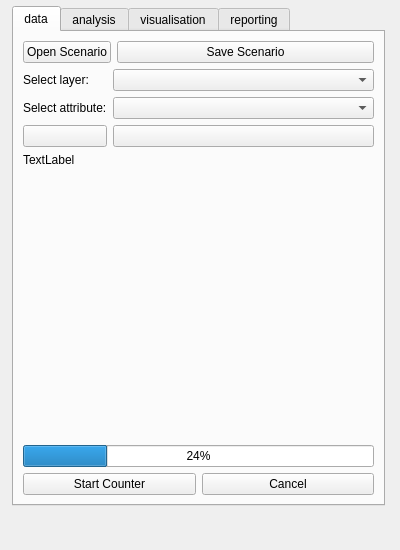
Qt form SpatialDecision/spatial_decision_dockwidget_base.ui (LaurensJN/2016_Group09_Beaufort) before a commit.
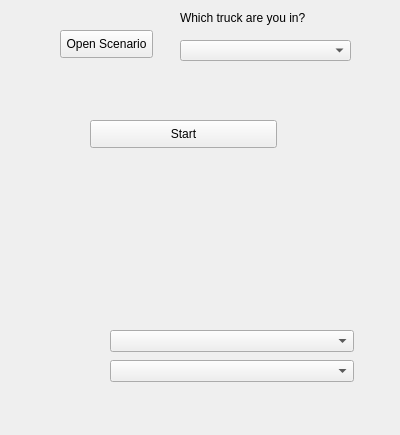
The same form after that commit.

Diff of the .ui file:
```diff
--- a/SpatialDecision/spatial_decision_dockwidget_base.ui
+++ b/SpatialDecision/spatial_decision_dockwidget_base.ui
@@ -7,7 +7,7 @@
     <x>0</x>
     <y>0</y>
     <width>400</width>
-    <height>550</height>
+    <height>435</height>
    </rect>
   </property>
   <property name="maximumSize">
@@ -20,386 +20,122 @@
    <string>SDSS Template</string>
   </property>
   <widget class="QWidget" name="dockWidgetContents">
-   <widget class="QTabWidget" name="sampleWidgets">
+   <widget class="QStackedWidget" name="stackedWidget">
     <property name="geometry">
      <rect>
-      <x>12</x>
-      <y>6</y>
-      <width>373</width>
-      <height>500</height>
+      <x>0</x>
+      <y>0</y>
+      <width>401</width>
+      <height>391</height>
      </rect>
     </property>
-    <property name="sizePolicy">
-     <sizepolicy hsizetype="Expanding" vsizetype="Maximum">
-      <horstretch>0</horstretch>
-      <verstretch>0</verstretch>
-     </sizepolicy>
-    </property>
     <property name="maximumSize">
      <size>
-      <width>16777215</width>
-      <height>500</height>
+      <width>401</width>
+      <height>391</height>
      </size>
     </property>
     <property name="currentIndex">
      <number>0</number>
     </property>
-    <widget class="QWidget" name="dataTab">
-     <attribute name="title">
-      <string>data</string>
-     </attribute>
-     <layout class="QVBoxLayout" name="verticalLayout_2">
-      <item>
-       <layout class="QFormLayout" name="formLayout">
-        <item row="0" column="0">
-         <widget class="QPushButton" name="openScenarioButton">
-          <property name="text">
-           <string>Open Scenario</string>
-          </property>
-         </widget>
-        </item>
-        <item row="0" column="1">
-         <widget class="QPushButton" name="saveScenarioButton">
-          <property name="text">
-           <string>Save Scenario</string>
-          </property>
-         </widget>
-        </item>
-       </layout>
-      </item>
-      <item>
-       <layout class="QGridLayout" name="gridLayout_3" columnstretch="0,5">
-        <item row="2" column="1">
-         <widget class="QPushButton" name="ambulanceButton">
-          <property name="sizePolicy">
-           <sizepolicy hsizetype="Minimum" vsizetype="Minimum">
-            <horstretch>0</horstretch>
-            <verstretch>0</verstretch>
-           </sizepolicy>
-          </property>
-          <property name="text">
-           <string/>
-          </property>
-          <property name="iconSize">
-           <size>
-            <width>64</width>
-            <height>64</height>
-           </size>
-          </property>
-         </widget>
-        </item>
-        <item row="1" column="1">
-         <widget class="QComboBox" name="selectAttributeCombo"/>
-        </item>
-        <item row="2" column="0">
-         <widget class="QPushButton" name="medicButton">
-          <property name="sizePolicy">
-           <sizepolicy hsizetype="Minimum" vsizetype="Fixed">
-            <horstretch>0</horstretch>
-            <verstretch>0</verstretch>
-           </sizepolicy>
-          </property>
-          <property name="text">
-           <string/>
-          </property>
-          <property name="iconSize">
-           <size>
-            <width>64</width>
-            <height>64</height>
-           </size>
-          </property>
-         </widget>
-        </item>
-        <item row="0" column="1">
-         <widget class="QComboBox" name="selectLayerCombo"/>
-        </item>
-        <item row="1" column="0">
-         <widget class="QLabel" name="selectAttributeLabel">
-          <property name="text">
-           <string>Select attribute:</string>
-          </property>
-         </widget>
-        </item>
-        <item row="0" column="0">
-         <widget class="QLabel" name="selectLayerLabel">
-          <property name="text">
-           <string>Select layer:</string>
-          </property>
-         </widget>
-        </item>
-       </layout>
-      </item>
-      <item>
-       <widget class="QLabel" name="logoLabel">
-        <property name="text">
-         <string>TextLabel</string>
-        </property>
-       </widget>
-      </item>
-      <item>
-       <spacer name="verticalSpacer">
-        <property name="orientation">
-         <enum>Qt::Vertical</enum>
-        </property>
-        <property name="sizeHint" stdset="0">
-         <size>
-          <width>20</width>
-          <height>40</height>
-         </size>
-        </property>
-       </spacer>
-      </item>
-      <item>
-       <layout class="QGridLayout" name="gridLayout">
-        <item row="1" column="0">
-         <widget class="QPushButton" name="startCounterButton">
-          <property name="text">
-           <string>Start Counter</string>
-          </property>
-         </widget>
-        </item>
-        <item row="1" column="1">
-         <widget class="QPushButton" name="cancelCounterButton">
-          <property name="text">
-           <string>Cancel</string>
-          </property>
-         </widget>
-        </item>
-        <item row="0" column="0" colspan="2">
-         <widget class="QProgressBar" name="counterProgressBar">
-          <property name="value">
-           <number>24</number>
-          </property>
-         </widget>
-        </item>
-       </layout>
-      </item>
-     </layout>
-    </widget>
-    <widget class="QWidget" name="analysisTab">
-     <attribute name="title">
-      <string>analysis</string>
-     </attribute>
-     <layout class="QFormLayout" name="formLayout_4">
-      <property name="fieldGrowthPolicy">
-       <enum>QFormLayout::FieldsStayAtSizeHint</enum>
+    <widget class="QWidget" name="page">
+     <widget class="QPushButton" name="shortestRouteButton">
+      <property name="geometry">
+       <rect>
+        <x>90</x>
+        <y>120</y>
+        <width>187</width>
+        <height>28</height>
+       </rect>
       </property>
-      <item row="1" column="0">
-       <widget class="QPushButton" name="setNetworkButton">
-        <property name="text">
-         <string>Build Network</string>
-        </property>
-       </widget>
-      </item>
-      <item row="1" column="1">
-       <widget class="QLabel" name="networkLabel">
-        <property name="text">
-         <string>Uses selected objects for origins / destinations</string>
-        </property>
-        <property name="wordWrap">
-         <bool>true</bool>
-        </property>
-       </widget>
-      </item>
-      <item row="2" column="0">
-       <widget class="QPushButton" name="shortestRouteButton">
-        <property name="text">
-         <string>Shortest Route</string>
-        </property>
-       </widget>
-      </item>
-      <item row="2" column="1">
-       <widget class="QPushButton" name="clearRouteButton">
-        <property name="text">
-         <string>Clear Routes</string>
-        </property>
-       </widget>
-      </item>
-      <item row="3" column="0">
-       <widget class="QPushButton" name="serviceAreaButton">
-        <property name="text">
-         <string>ServiceArea</string>
-        </property>
-       </widget>
-      </item>
-      <item row="3" column="1">
-       <widget class="QLineEdit" name="serviceAreaCutoffEdit">
-        <property name="text">
-         <string>1500</string>
-        </property>
-       </widget>
-      </item>
-      <item row="4" column="0">
-       <widget class="QPushButton" name="bufferButton">
-        <property name="text">
-         <string>Buffer</string>
-        </property>
-       </widget>
-      </item>
-      <item row="4" column="1">
-       <widget class="QLineEdit" name="bufferCutoffEdit">
-        <property name="text">
-         <string>800</string>
-        </property>
-       </widget>
-      </item>
-      <item row="5" column="0">
-       <widget class="QPushButton" name="makeIntersectionButton">
-        <property name="text">
-         <string>Intersection</string>
-        </property>
-       </widget>
-      </item>
-      <item row="6" column="0">
-       <widget class="QPushButton" name="selectBufferButton">
-        <property name="text">
-         <string>Select in Buffer</string>
-        </property>
-       </widget>
-      </item>
-      <item row="6" column="1">
-       <widget class="QPushButton" name="selectRangeButton">
-        <property name="text">
-         <string>Select in Range</string>
-        </property>
-       </widget>
-      </item>
-      <item row="7" column="0" colspan="2">
-       <widget class="QLineEdit" name="expressionEdit">
-        <property name="text">
-         <string>id &lt; 3</string>
-        </property>
-       </widget>
-      </item>
-      <item row="8" column="0">
-       <widget class="QPushButton" name="expressionSelectButton">
-        <property name="text">
-         <string>Select</string>
-        </property>
-       </widget>
-      </item>
-      <item row="8" column="1">
-       <widget class="QPushButton" name="expressionFilterButton">
-        <property name="text">
-         <string>Filter</string>
-        </property>
-       </widget>
-      </item>
-     </layout>
+      <property name="text">
+       <string>Start</string>
+      </property>
+     </widget>
+     <widget class="QComboBox" name="select_truck">
+      <property name="geometry">
+       <rect>
+        <x>180</x>
+        <y>40</y>
+        <width>171</width>
+        <height>21</height>
+       </rect>
+      </property>
+     </widget>
+     <widget class="QPushButton" name="openScenarioButton">
+      <property name="geometry">
+       <rect>
+        <x>60</x>
+        <y>30</y>
+        <width>93</width>
+        <height>28</height>
+       </rect>
+      </property>
+      <property name="text">
+       <string>Open Scenario</string>
+      </property>
+     </widget>
+     <widget class="QLabel" name="Whichtrucklabel">
+      <property name="geometry">
+       <rect>
+        <x>180</x>
+        <y>10</y>
+        <width>171</width>
+        <height>16</height>
+       </rect>
+      </property>
+      <property name="text">
+       <string>Which truck are you in?</string>
+      </property>
+     </widget>
+     <widget class="QComboBox" name="selectAttributeCombo">
+      <property name="geometry">
+       <rect>
+        <x>110</x>
+        <y>360</y>
+        <width>244</width>
+        <height>22</height>
+       </rect>
+      </property>
+     </widget>
+     <widget class="QComboBox" name="selectLayerCombo">
+      <property name="geometry">
+       <rect>
+        <x>110</x>
+        <y>330</y>
+        <width>244</width>
+        <height>22</height>
+       </rect>
+      </property>
+     </widget>
     </widget>
-    <widget class="QWidget" name="visualisationTab">
-     <attribute name="title">
-      <string>visualisation</string>
-     </attribute>
-     <layout class="QVBoxLayout" name="verticalLayout_3">
-      <item>
-       <layout class="QGridLayout" name="gridLayout_4">
-        <item row="0" column="1">
-         <widget class="QLabel" name="label">
-          <property name="text">
-           <string>Buffer and Obstacles layers</string>
-          </property>
-         </widget>
-        </item>
-        <item row="1" column="1">
-         <widget class="QLabel" name="label_2">
-          <property name="text">
-           <string>Apply style to selected layer</string>
-          </property>
-         </widget>
-        </item>
-        <item row="0" column="0">
-         <widget class="QPushButton" name="displayStyleButton">
-          <property name="text">
-           <string>Load Style</string>
-          </property>
-         </widget>
-        </item>
-        <item row="1" column="0">
-         <widget class="QPushButton" name="displayRangeButton">
-          <property name="text">
-           <string>Apply Style</string>
-          </property>
-         </widget>
-        </item>
-        <item row="2" column="0" colspan="2">
-         <layout class="QVBoxLayout" name="chartLayout"/>
-        </item>
-       </layout>
-      </item>
-     </layout>
-    </widget>
-    <widget class="QWidget" name="reportingTab">
-     <attribute name="title">
-      <string>reporting</string>
-     </attribute>
-     <layout class="QVBoxLayout" name="verticalLayout" stretch="0,0,0,0,0,0">
-      <item>
-       <layout class="QGridLayout" name="gridLayout_2" rowstretch="0,1,1" rowminimumheight="0,1,1">
-        <item row="0" column="0">
-         <widget class="QLabel" name="featureCounterLabel">
-          <property name="text">
-           <string>Feature counter:</string>
-          </property>
-         </widget>
-        </item>
-        <item row="0" column="2">
-         <widget class="QPushButton" name="featureCounterUpdateButton">
-          <property name="text">
-           <string>Update</string>
-          </property>
-         </widget>
-        </item>
-        <item row="1" column="2">
-         <widget class="QPushButton" name="saveMapPathButton">
-          <property name="text">
-           <string>...</string>
-          </property>
-         </widget>
-        </item>
-        <item row="1" column="0" colspan="2">
-         <widget class="QLineEdit" name="saveMapPathEdit"/>
-        </item>
-        <item row="0" column="1">
-         <widget class="QLineEdit" name="featureCounterEdit"/>
-        </item>
-        <item row="2" column="1">
-         <widget class="QPushButton" name="saveMapButton">
-          <property name="text">
-           <string>Save Map</string>
-          </property>
-         </widget>
-        </item>
-       </layout>
-      </item>
-      <item>
-       <widget class="QLabel" name="reportLabel">
-        <property name="text">
-         <string>Layer Report:</string>
-        </property>
-       </widget>
-      </item>
-      <item>
-       <widget class="QListWidget" name="reportList"/>
-      </item>
-      <item>
-       <widget class="QLabel" name="statisticsLabel">
-        <property name="text">
-         <string>Attribute Summary:</string>
-        </property>
-       </widget>
-      </item>
-      <item>
-       <widget class="QTableWidget" name="statisticsTable"/>
-      </item>
-      <item>
-       <widget class="QPushButton" name="saveStatisticsButton">
-        <property name="text">
-         <string>Save Summary</string>
-        </property>
-       </widget>
-      </item>
-     </layout>
+    <widget class="QWidget" name="page_2">
+     <widget class="QPushButton" name="solved_incident">
+      <property name="geometry">
+       <rect>
+        <x>30</x>
+        <y>110</y>
+        <width>141</width>
+        <height>31</height>
+       </rect>
+      </property>
+      <property name="text">
+       <string>Solved current incident</string>
+      </property>
+     </widget>
+     <widget class="QPushButton" name="need_help">
+      <property name="geometry">
+       <rect>
+        <x>210</x>
+        <y>110</y>
+        <width>111</width>
+        <height>31</height>
+       </rect>
+      </property>
+      <property name="text">
+       <string>Need more help</string>
+      </property>
+     </widget>
     </widget>
    </widget>
   </widget>
```
